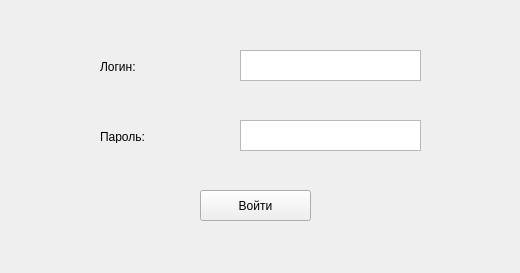
This is ui/login.ui in Variasko/pyqtMedicalApp as Qt 5 draws it before an edit. The edited form follows.
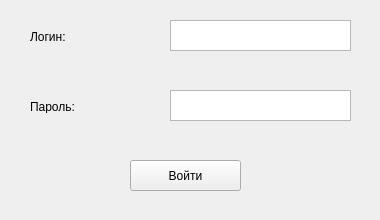
This is the edited form.

What changed in the file:
```diff
--- a/ui/login.ui
+++ b/ui/login.ui
@@ -6,10 +6,22 @@
    <rect>
     <x>0</x>
     <y>0</y>
-    <width>520</width>
-    <height>273</height>
+    <width>380</width>
+    <height>220</height>
    </rect>
   </property>
+  <property name="minimumSize">
+   <size>
+    <width>380</width>
+    <height>220</height>
+   </size>
+  </property>
+  <property name="maximumSize">
+   <size>
+    <width>380</width>
+    <height>220</height>
+   </size>
+  </property>
   <property name="windowTitle">
    <string>MainWindow</string>
   </property>
@@ -17,8 +29,8 @@
    <widget class="QTextEdit" name="loginEnter">
     <property name="geometry">
      <rect>
-      <x>240</x>
-      <y>50</y>
+      <x>170</x>
+      <y>20</y>
       <width>181</width>
       <height>31</height>
      </rect>
@@ -30,8 +42,8 @@
    <widget class="QTextEdit" name="passwordEdit">
     <property name="geometry">
      <rect>
-      <x>240</x>
-      <y>120</y>
+      <x>170</x>
+      <y>90</y>
       <width>181</width>
       <height>31</height>
      </rect>
@@ -43,8 +55,8 @@
    <widget class="QLabel" name="loginLabel">
     <property name="geometry">
      <rect>
-      <x>100</x>
-      <y>60</y>
+      <x>30</x>
+      <y>30</y>
       <width>47</width>
       <height>13</height>
      </rect>
@@ -56,8 +68,8 @@
    <widget class="QLabel" name="passwordLabel">
     <property name="geometry">
      <rect>
-      <x>100</x>
-      <y>130</y>
+      <x>30</x>
+      <y>100</y>
       <width>47</width>
       <height>13</height>
      </rect>
@@ -69,8 +81,8 @@
    <widget class="QPushButton" name="loginButton">
     <property name="geometry">
      <rect>
-      <x>200</x>
-      <y>190</y>
+      <x>130</x>
+      <y>160</y>
       <width>111</width>
       <height>31</height>
      </rect>
```
